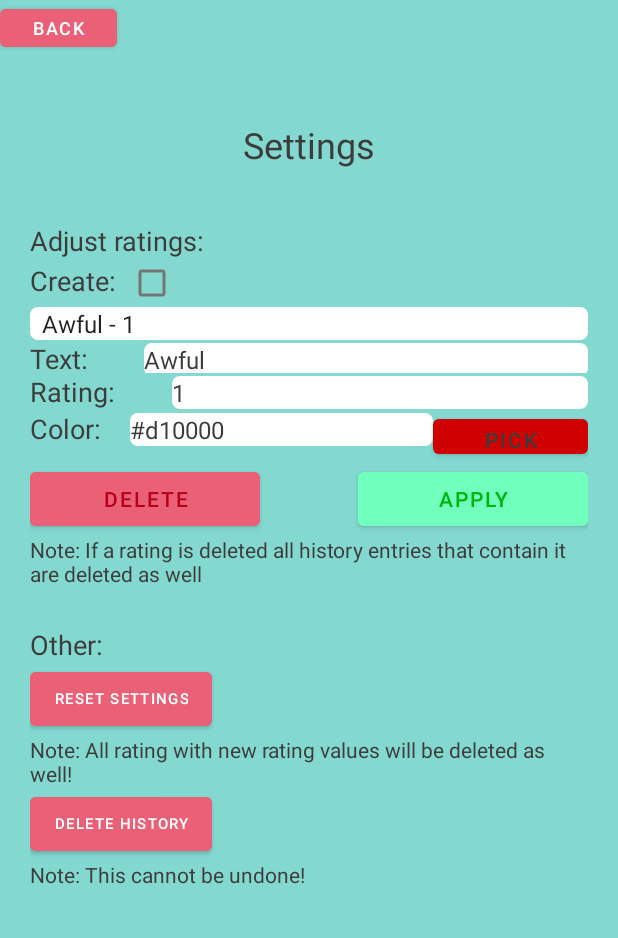
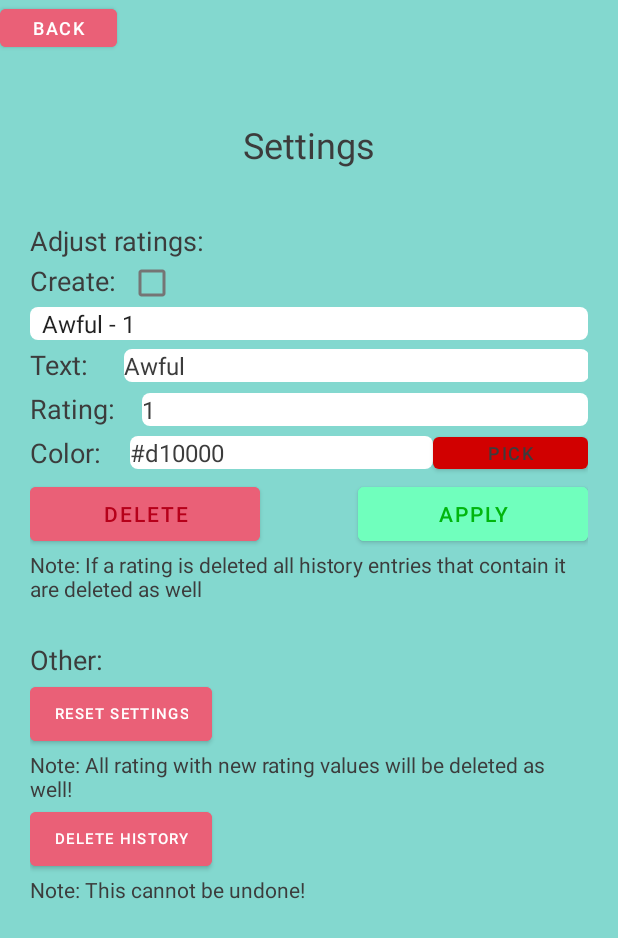
Before and after one commit to SirSkillful/MentalHealthTracker, an Android app: the SettingsActivity screen opened directly, with no data from a screen before it, on a phone screen of 412 x 824 dp. Shown: the top 938 px of the screen. Run offline under Robolectric (Android 15) with nearby library versions, the phone set to English and light mode, and no system bars; libraries missing offline, so code that uses them is left out: com.skydoves.colorpickerview.

Commit message:
Alligned settings screen differently.
The text boxes and buttons are now aligned a bit better.

```diff
--- a/app/src/main/res/layout/settings_activity.xml
+++ b/app/src/main/res/layout/settings_activity.xml
@@ -88,7 +88,11 @@
                 android:background="@drawable/white_round_corner_bg"
                 android:entries="@android:array/emailAddressTypes"
                 android:popupTheme="@style/ThemeOverlay.AppCompat.Light"
-                android:theme="@style/ThemeOverlay.AppCompat.Light"/>
+                android:theme="@style/ThemeOverlay.AppCompat.Light" />
+
+            <Space
+                android:layout_width="match_parent"
+                android:layout_height="4sp" />
 
             <LinearLayout
                 android:layout_width="match_parent"
@@ -97,7 +101,7 @@
 
                 <TextView
                     android:id="@+id/text_label"
-                    android:layout_width="0dp"
+                    android:layout_width="match_parent"
                     android:layout_height="match_parent"
                     android:layout_weight="1"
                     android:text="Text:"
@@ -106,16 +110,21 @@
 
                 <EditText
                     android:id="@+id/text_input"
-                    android:layout_width="219dp"
+                    android:layout_width="match_parent"
                     android:layout_height="wrap_content"
-                    android:layout_weight="1"
+                    android:layout_marginBottom="3sp"
+                    android:layout_weight="0.2"
                     android:background="@drawable/white_round_corner_bg"
                     android:ems="10"
                     android:inputType="textPersonName"
-                    android:textSize="16dp"
-                    android:textColor="#3C3C3C"/>
+                    android:textColor="#3C3C3C"
+                    android:textSize="16dp" />
 
             </LinearLayout>
+
+            <Space
+                android:layout_width="match_parent"
+                android:layout_height="4sp" />
 
             <LinearLayout
                 android:layout_width="match_parent"
@@ -124,18 +133,19 @@
 
                 <TextView
                     android:id="@+id/rating_label"
-                    android:layout_width="4dp"
-                    android:layout_height="wrap_content"
-                    android:layout_weight="1"
+                    android:layout_width="match_parent"
+                    android:layout_height="match_parent"
+                    android:layout_weight="2"
                     android:text="Rating:"
                     android:textColor="#3C3C3C"
                     android:textSize="18sp" />
 
                 <EditText
                     android:id="@+id/rating_number"
-                    android:layout_width="wrap_content"
+                    android:layout_width="match_parent"
                     android:layout_height="wrap_content"
-                    android:layout_weight="1"
+                    android:layout_marginBottom="3sp"
+                    android:layout_weight="0.5"
                     android:background="@drawable/white_round_corner_bg"
                     android:ems="10"
                     android:inputType="number"
@@ -145,7 +155,8 @@
 
             <LinearLayout
                 android:layout_width="match_parent"
-                android:layout_height="match_parent"
+                android:layout_height="wrap_content"
+                android:gravity="center"
                 android:orientation="horizontal">
 
                 <TextView
@@ -155,7 +166,7 @@
                     android:layout_weight="1"
                     android:text="Color: "
                     android:textColor="#3C3C3C"
-                    android:textSize="18dp" />
+                    android:textSize="18sp" />
 
                 <EditText
                     android:id="@+id/color_input"
@@ -166,16 +177,19 @@
                     android:ems="10"
                     android:inputType="textPersonName"
                     android:textColor="#3C3C3C"
-                    android:textSize="16dp" />
+                    android:textSize="16sp" />
 
                 <Button
                     android:id="@+id/color_picker_button"
                     android:layout_width="wrap_content"
-                    android:layout_height="35dp"
-                    android:layout_gravity="center_vertical"
+                    android:layout_height="33sp"
+                    android:layout_gravity="center_horizontal"
+                    android:layout_margin="0dp"
                     android:layout_weight="1"
+                    android:padding="0dp"
                     android:text="Pick"
-                    android:textColor="#3C3C3C" />
+                    android:textColor="#3C3C3C"
+                    android:textSize="12sp" />
 
             </LinearLayout>
 
```
